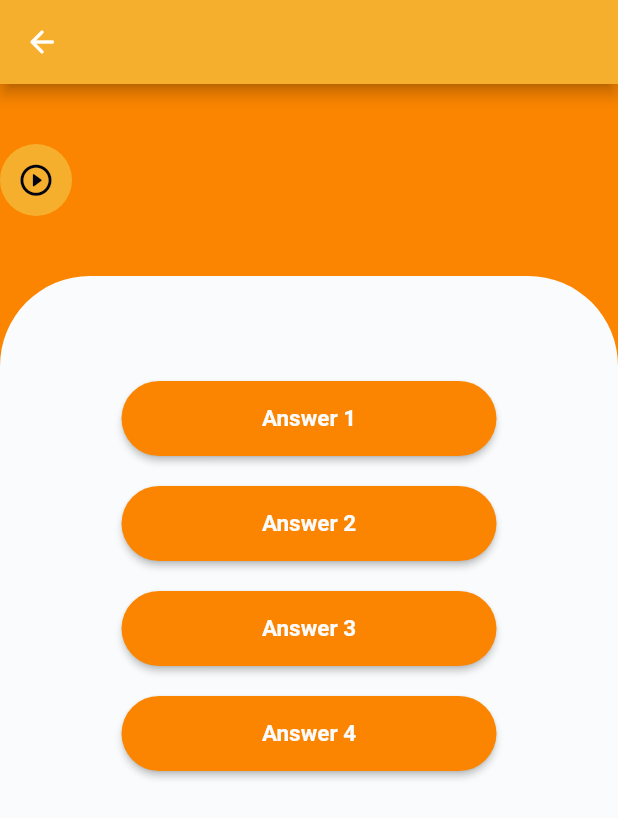
After one commit to SemihAKIN/EducationProject, a Flutter app: the GamePage screen opened directly, on a phone screen of 412 x 824 dp. The commit adds this screen. Shown: the top 818 px of the screen. Run offline on Flutter 3.47's test engine with Material 2 defaults, Android fonts, the phone set to English and light mode, and no system bars.

Commit message:
Commit all

```diff
--- /dev/null
+++ b/education_project/lib/view/game_page.dart
@@ -0,0 +1,123 @@
+import 'package:education_project/recurring/button_type.dart';
+import 'package:education_project/recurring/color_variations.dart';
+import 'package:flutter/material.dart';
+
+class GamePage extends StatefulWidget {
+  const GamePage({super.key});
+
+  @override
+  State<GamePage> createState() => _GamePageState();
+}
+
+class _GamePageState extends State<GamePage> {
+  @override
+  Widget build(BuildContext context) {
+    return Scaffold(
+      backgroundColor: ColorVariations.orange,
+      appBar: AppBar(
+        backgroundColor: ColorVariations.yellow,
+        leading: IconButton(
+          onPressed: () {
+            Navigator.pop(context);
+          },
+          icon: Icon(Icons.arrow_back_rounded),
+        ),
+      ),
+      body: Form(
+          child: Container(
+        width: double.infinity,
+        child: Column(
+          crossAxisAlignment: CrossAxisAlignment.start,
+          children: [
+            SizedBox(height: 40),
+            Row(mainAxisAlignment: MainAxisAlignment.start, children: [
+              Container(
+                decoration: BoxDecoration(
+                    color: ColorVariations.yellow,
+                    borderRadius: BorderRadius.circular(50)),
+                child: IconButton(
+                    onPressed: () {},
+                    icon: Icon(
+                      Icons.play_circle_outline_rounded,
+                      color: ColorVariations.black,
+                      size: 25,
+                    )),
+              ),
+              Container(
+                decoration: BoxDecoration(color: ColorVariations.yellow),
+              )
+            ]),
+            Padding(
+                padding: EdgeInsets.all(20),
+                child: Column(
+                  crossAxisAlignment: CrossAxisAlignment.start,
+                  children: [],
+                )),
+            Expanded(
+                child: Container(
+              decoration: BoxDecoration(
+                  color: ColorVariations.white,
+                  borderRadius: BorderRadius.only(
+                      topLeft: Radius.circular(60),
+                      topRight: Radius.circular(60))),
+              child: SingleChildScrollView(
+                child: Padding(
+                  padding: EdgeInsets.all(30),
+                  child: Column(children: [
+                    SizedBox(height: 40),
+                    Center(
+                      child: Column(
+                        children: [
+                          Container(
+                            height: 50,
+                            width: 250,
+                            child: ButtonTypeNormal(
+                              labeltext: "Answer 1",
+                              colortype: ColorVariations.orange,
+                              onPressed: () {},
+                            ),
+                          ),
+                          SizedBox(height: 20),
+                          Container(
+                            height: 50,
+                            width: 250,
+                            child: ButtonTypeNormal(
+                              labeltext: "Answer 2",
+                              colortype: ColorVariations.orange,
+                              onPressed: () {},
+                            ),
+                          ),
+                          SizedBox(height: 20),
+                          Container(
+                            height: 50,
+                            width: 250,
+                            child: ButtonTypeNormal(
+                              labeltext: "Answer 3",
+                              colortype: ColorVariations.orange,
+                              onPressed: () {},
+                            ),
+                          ),
+                          SizedBox(height: 20),
+                          Container(
+                            height: 50,
+                            width: 250,
+                            child: ButtonTypeNormal(
+                              labeltext: "Answer 4",
+                              colortype: ColorVariations.orange,
+                              onPressed: () {},
+                            ),
+                          ),
+                          SizedBox(height: 20),
+                        ],
+                      ),
+                    ),
+                  ]),
+                ),
+              ),
+            ))
+          ],
+        ),
+      )),
+    );
+  }
+}
--- a/education_project/lib/view/home.dart
+++ b/education_project/lib/view/home.dart
@@ -55,7 +55,7 @@ class _HomePageState extends State<HomePage> {
                       Container(
                         decoration: BoxDecoration(
                             color: ColorVariations.white,
-                            borderRadius: BorderRadius.circular(10),
+                            borderRadius: BorderRadius.circular(20),
                             boxShadow: [
                               BoxShadow(
                                   color: ColorVariations.orange,
@@ -83,7 +83,7 @@ class _HomePageState extends State<HomePage> {
                       SizedBox(
                         height: 40,
                       ),
-                      ButtonType(
+                      ButtonTypeNormal(
                         labeltext: 'Start',
                         colortype: ColorVariations.yellow,
                         onPressed: () {
--- a/education_project/lib/view/login_page.dart
+++ b/education_project/lib/view/login_page.dart
@@ -119,7 +119,7 @@ class _LoginPageState extends State<LoginPage> {
                       ),
                       _space40(),
                       Center(
-                          child: ButtonType(
+                          child: ButtonTypeNormal(
                         labeltext: "Login",
                         colortype: ColorVariations.orange,
                         onPressed: () {
@@ -131,7 +131,7 @@ class _LoginPageState extends State<LoginPage> {
                       )),
                       _space40(),
                       Center(
-                          child: ButtonType(
+                          child: ButtonTypeNormal(
                         labeltext: 'Sign in',
                         colortype: ColorVariations.yellow,
                         onPressed: () {
--- a/education_project/lib/view/register_page.dart
+++ b/education_project/lib/view/register_page.dart
@@ -138,7 +138,7 @@ class _RegisterPageState extends State<RegisterPage> {
                       height: 40,
                     ),
                     Center(
-                      child: ButtonType(
+                      child: ButtonTypeNormal(
                         labeltext: "Save",
                         colortype: ColorVariations.orange,
                         onPressed: () {},
--- a/education_project/pubspec.yaml
+++ b/education_project/pubspec.yaml
@@ -9,6 +9,7 @@ environment:
 dependencies:
   flutter:
     sdk: flutter
+  firebase_core: ^1.7.0
 
 dev_dependencies:
   flutter_test:
```
Also changed, not shown: education_project/lib/recurring/button_type.dart (+39 -2 lines), 1 other file.
